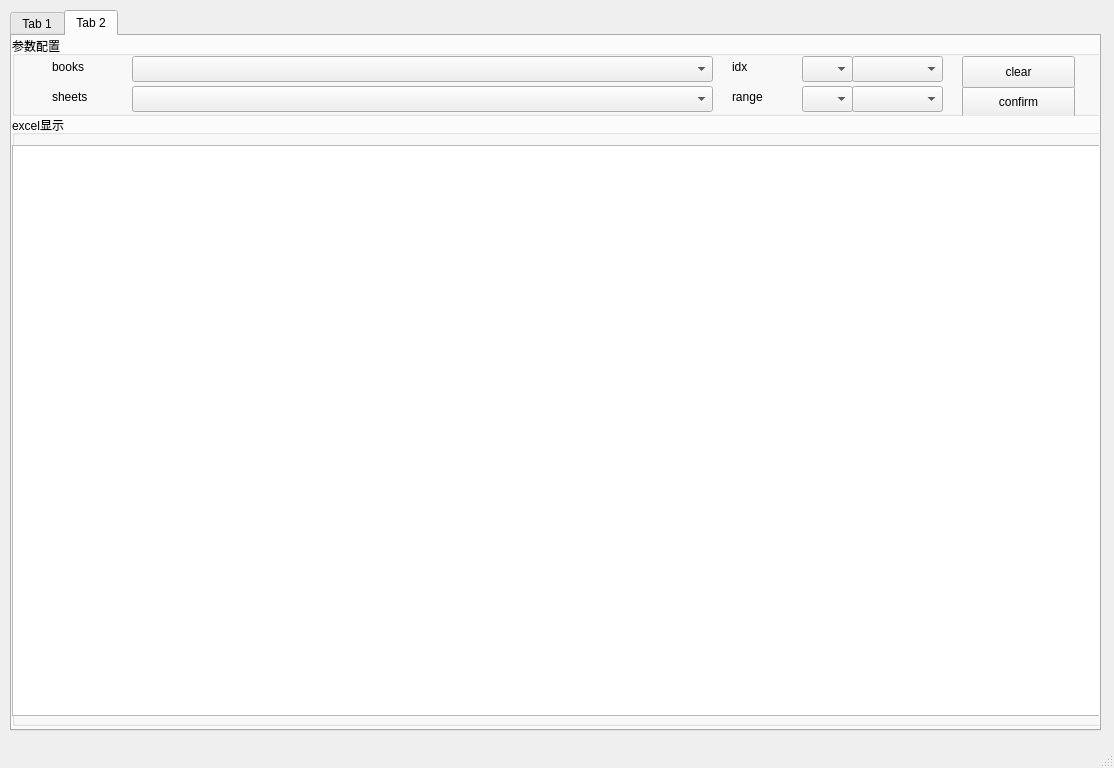
makalo/pyqt5-excel, file UI_lan.ui: the form before one commit.
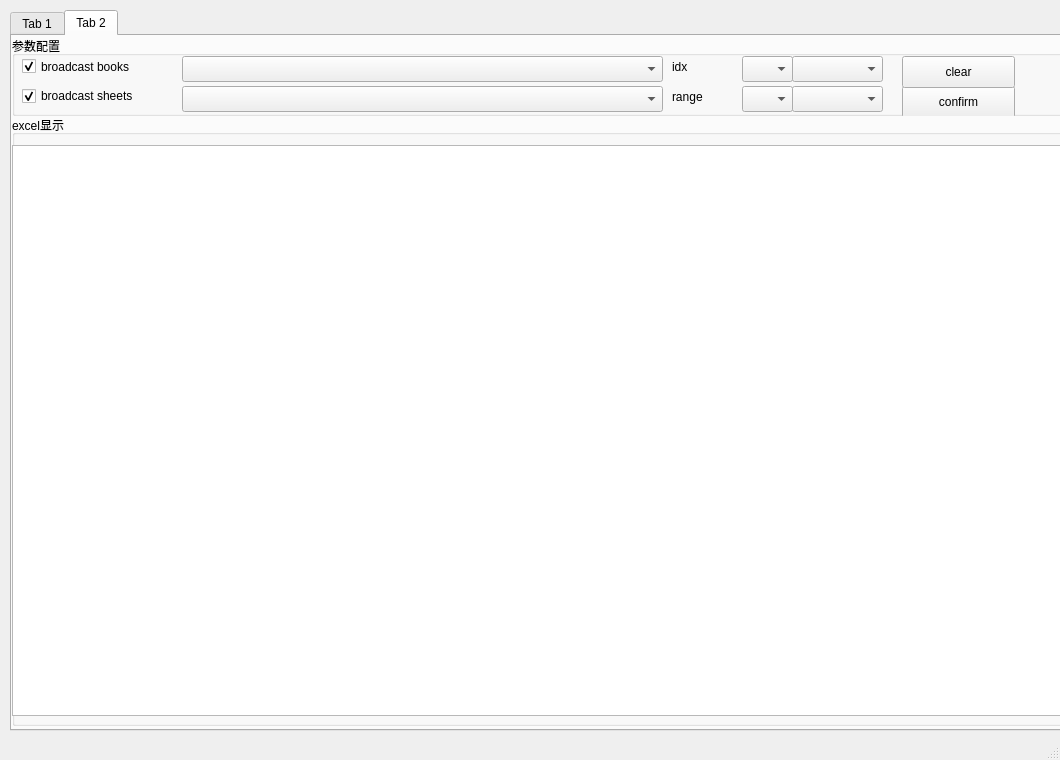
The form after the commit. The open tabs and pages were chosen to show the change.

The edit to the form file:
```diff
--- a/UI_lan.ui
+++ b/UI_lan.ui
@@ -6,8 +6,8 @@
    <rect>
     <x>0</x>
     <y>0</y>
-    <width>1114</width>
-    <height>768</height>
+    <width>1060</width>
+    <height>760</height>
    </rect>
   </property>
   <property name="windowTitle">
@@ -241,7 +241,7 @@
       <widget class="QPushButton" name="pushButton_confirm_idx">
        <property name="geometry">
         <rect>
-         <x>950</x>
+         <x>890</x>
          <y>50</y>
          <width>113</width>
          <height>32</height>
@@ -254,7 +254,7 @@
       <widget class="QPushButton" name="pushButton_clear_idx">
        <property name="geometry">
         <rect>
-         <x>950</x>
+         <x>890</x>
          <y>20</y>
          <width>113</width>
          <height>32</height>
@@ -264,38 +264,12 @@
         <string>clear</string>
        </property>
       </widget>
-      <widget class="QLabel" name="label_ws">
-       <property name="geometry">
-        <rect>
-         <x>40</x>
-         <y>50</y>
-         <width>60</width>
-         <height>21</height>
-        </rect>
-       </property>
-       <property name="text">
-        <string>sheets</string>
-       </property>
-      </widget>
-      <widget class="QLabel" name="label_wb">
-       <property name="geometry">
-        <rect>
-         <x>40</x>
-         <y>20</y>
-         <width>81</width>
-         <height>21</height>
-        </rect>
-       </property>
-       <property name="text">
-        <string>books</string>
-       </property>
-      </widget>
       <widget class="QComboBox" name="comboBox_wb">
        <property name="geometry">
         <rect>
-         <x>120</x>
+         <x>170</x>
          <y>20</y>
-         <width>581</width>
+         <width>481</width>
          <height>26</height>
         </rect>
        </property>
@@ -303,9 +277,9 @@
       <widget class="QComboBox" name="comboBox_ws">
        <property name="geometry">
         <rect>
-         <x>120</x>
+         <x>170</x>
          <y>50</y>
-         <width>581</width>
+         <width>481</width>
          <height>26</height>
         </rect>
        </property>
@@ -313,7 +287,7 @@
       <widget class="QLabel" name="label_keyidx">
        <property name="geometry">
         <rect>
-         <x>720</x>
+         <x>660</x>
          <y>20</y>
          <width>51</width>
          <height>21</height>
@@ -326,7 +300,7 @@
       <widget class="QLabel" name="label_range">
        <property name="geometry">
         <rect>
-         <x>720</x>
+         <x>660</x>
          <y>50</y>
          <width>51</width>
          <height>21</height>
@@ -339,7 +313,7 @@
       <widget class="QComboBox" name="comboBox_x">
        <property name="geometry">
         <rect>
-         <x>790</x>
+         <x>730</x>
          <y>20</y>
          <width>51</width>
          <height>26</height>
@@ -349,7 +323,7 @@
       <widget class="QComboBox" name="comboBox_y">
        <property name="geometry">
         <rect>
-         <x>840</x>
+         <x>780</x>
          <y>20</y>
          <width>91</width>
          <height>26</height>
@@ -359,7 +333,7 @@
       <widget class="QComboBox" name="comboBox_r1">
        <property name="geometry">
         <rect>
-         <x>790</x>
+         <x>730</x>
          <y>50</y>
          <width>51</width>
          <height>26</height>
@@ -369,13 +343,45 @@
       <widget class="QComboBox" name="comboBox_r2">
        <property name="geometry">
         <rect>
-         <x>840</x>
+         <x>780</x>
          <y>50</y>
          <width>91</width>
          <height>26</height>
         </rect>
        </property>
       </widget>
+      <widget class="QCheckBox" name="checkBox_book">
+       <property name="geometry">
+        <rect>
+         <x>10</x>
+         <y>20</y>
+         <width>131</width>
+         <height>21</height>
+        </rect>
+       </property>
+       <property name="text">
+        <string>broadcast books</string>
+       </property>
+       <property name="checked">
+        <bool>true</bool>
+       </property>
+      </widget>
+      <widget class="QCheckBox" name="checkBox_sheet">
+       <property name="geometry">
+        <rect>
+         <x>10</x>
+         <y>50</y>
+         <width>131</width>
+         <height>20</height>
+        </rect>
+       </property>
+       <property name="text">
+        <string>broadcast sheets</string>
+       </property>
+       <property name="checked">
+        <bool>true</bool>
+       </property>
+      </widget>
      </widget>
      <widget class="QGroupBox" name="groupBox_5">
       <property name="geometry">
```
Left out of the diff: 17 changed lines with no effect on the pictures.
